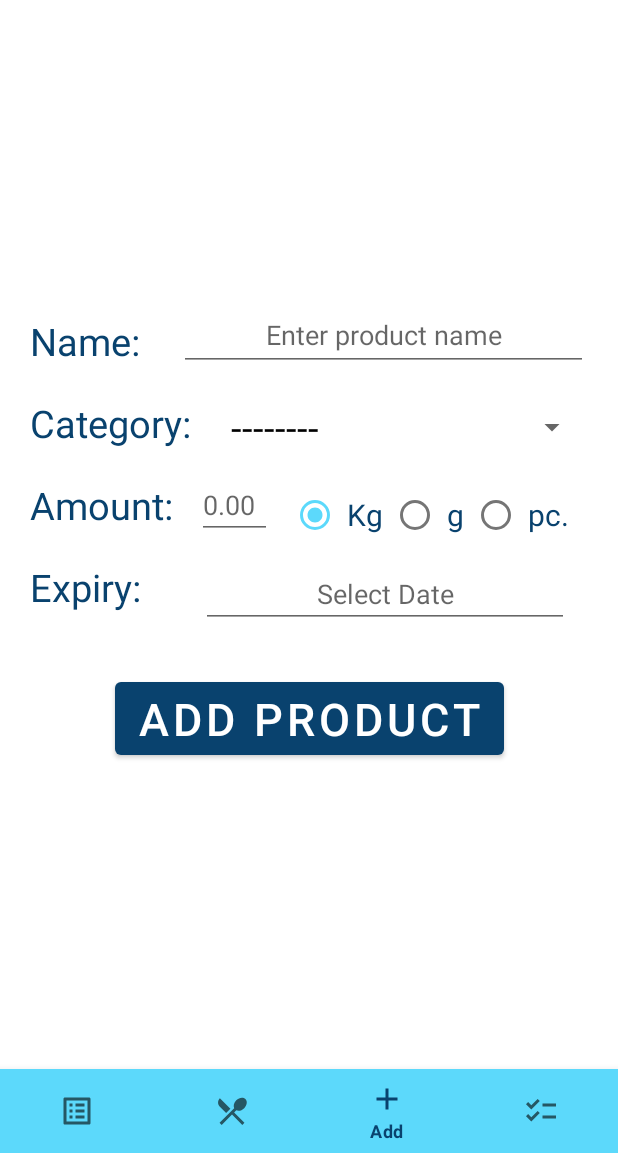
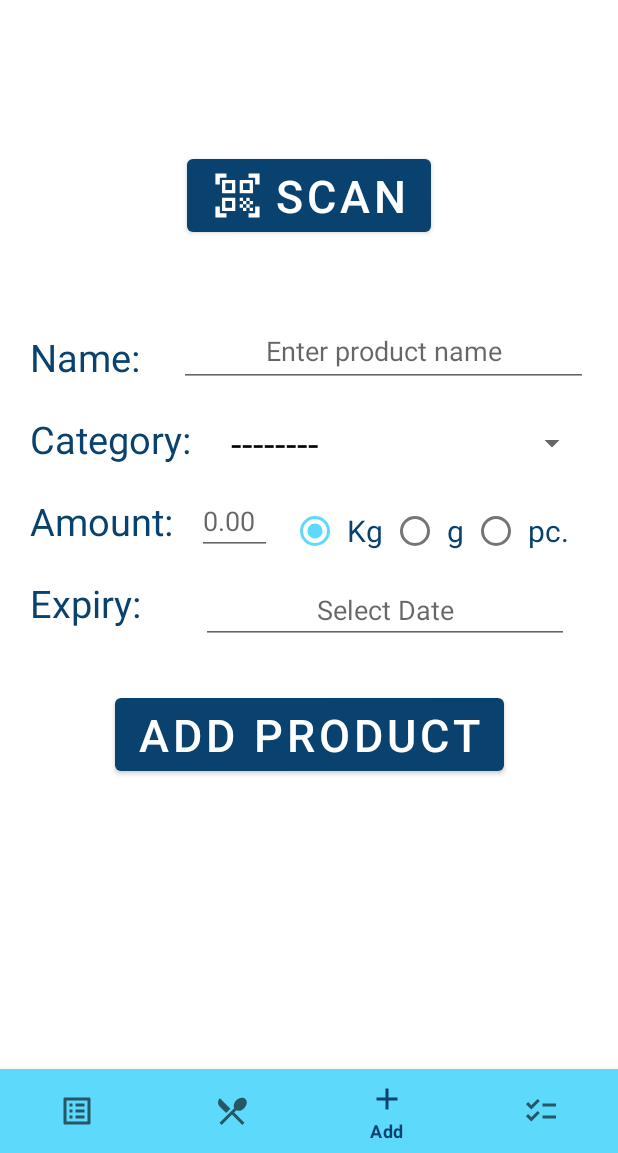
Before and after one commit to milmega/MyFridge, an Android app: the screen it shows after launch (MainActivity), item 3 of the bottom bar chosen, on a phone screen of 412 x 824 dp, the part 83-1236 px from its top. Run offline under Robolectric (Android 15) with nearby library versions, the phone set to English and light mode, and no system bars; libraries missing offline, so code that uses them is left out: com.google.zxing.integration.

Commit message:
Implemented barcode scanner.

```diff
--- a/app/build.gradle
+++ b/app/build.gradle
@@ -41,6 +41,7 @@ dependencies {
     implementation 'androidx.navigation:navigation-ui:2.5.0-alpha03'
     implementation 'androidx.legacy:legacy-support-v4:1.0.0'
     implementation 'com.google.android.material:material:1.2.0-alpha04'
+    implementation 'com.journeyapps:zxing-android-embedded:3.4.0'
 
     testImplementation 'junit:junit:4.+'
     androidTestImplementation 'androidx.test.ext:junit:1.1.3'
--- a/app/src/main/AndroidManifest.xml
+++ b/app/src/main/AndroidManifest.xml
@@ -1,6 +1,8 @@
 <?xml version="1.0" encoding="utf-8"?>
 <manifest xmlns:android="http://schemas.android.com/apk/res/android"
     package="com.example.myfridge">
+
+    <uses-permission android:name="android.permission.CAMERA"/>
 
     <application
         android:allowBackup="true"
@@ -17,6 +19,10 @@
                 <category android:name="android.intent.category.LAUNCHER" />
             </intent-filter>
         </activity>
+        <activity android:name=".Capture"
+            android:screenOrientation="portrait"
+            android:stateNotNeeded="true"
+            android:theme="@style/zxing_CaptureTheme"/>
     </application>
 
 </manifest>
--- a/app/src/main/java/com/example/myfridge/AddProductFragment.java
+++ b/app/src/main/java/com/example/myfridge/AddProductFragment.java
@@ -1,9 +1,11 @@
 package com.example.myfridge;
 
 import android.app.DatePickerDialog;
+import android.content.Intent;
 import android.content.res.Resources;
 import android.os.Bundle;
 
+import androidx.annotation.Nullable;
 import androidx.fragment.app.Fragment;
 
 import android.renderscript.ScriptGroup;
@@ -23,6 +25,9 @@ import android.widget.Spinner;
 import android.widget.TextView;
 import android.widget.Toast;
 
+import com.google.zxing.integration.android.IntentIntegrator;
+import com.google.zxing.integration.android.IntentResult;
+
 import java.util.ArrayList;
 import java.util.Calendar;
 
@@ -38,6 +43,7 @@ public class AddProductFragment extends Fragment implements AdapterView.OnItemSe
     EditText amountEditTxt;
     RadioGroup amountUnits;
     RadioButton checkedButton;
+    Button scannerButton;
 
     //DatePickerDialog.OnDateSetListener setListener;
 
@@ -46,6 +52,19 @@ public class AddProductFragment extends Fragment implements AdapterView.OnItemSe
                              Bundle savedInstanceState) {
         // Inflate the layout for this fragment
         View view = inflater.inflate(R.layout.fragment_add_product, container, false);
+
+        //regarding scanner button
+        scannerButton = view.findViewById(R.id.scannerButton);
+        scannerButton.setOnClickListener(new View.OnClickListener() {
+            @Override
+            public void onClick(View v) {
+                IntentIntegrator intentIntegrator = new IntentIntegrator(getActivity());
+                intentIntegrator.setPrompt("For flash use volume up key");
+                intentIntegrator.setOrientationLocked(true);
+                intentIntegrator.setCaptureActivity(Capture.class);
+                intentIntegrator.initiateScan();
+            }
+        });
 
         //regarding name edit text
         productName = view.findViewById(R.id.nameOfAddedProduct);
@@ -112,9 +131,11 @@ public class AddProductFragment extends Fragment implements AdapterView.OnItemSe
         return view;
     }
 
+
+
     @Override
     public void onItemSelected(AdapterView<?> parent, View view, int position, long id) {
-        //regarding spinner adapter. DO i need it?
+
     }
 
     @Override
--- /dev/null
+++ b/app/src/main/res/drawable/scanner_icon.xml
@@ -0,0 +1,5 @@
+<vector android:height="35dp" android:tint="@color/white"
+    android:viewportHeight="24" android:viewportWidth="24"
+    android:width="35dp" xmlns:android="http://schemas.android.com/apk/res/android">
+    <path android:fillColor="@android:color/white" android:pathData="M9.5,6.5v3h-3v-3H9.5M11,5H5v6h6V5L11,5zM9.5,14.5v3h-3v-3H9.5M11,13H5v6h6V13L11,13zM17.5,6.5v3h-3v-3H17.5M19,5h-6v6h6V5L19,5zM13,13h1.5v1.5H13V13zM14.5,14.5H16V16h-1.5V14.5zM16,13h1.5v1.5H16V13zM13,16h1.5v1.5H13V16zM14.5,17.5H16V19h-1.5V17.5zM16,16h1.5v1.5H16V16zM17.5,14.5H19V16h-1.5V14.5zM17.5,17.5H19V19h-1.5V17.5zM22,7h-2V4h-3V2h5V7zM22,22v-5h-2v3h-3v2H22zM2,22h5v-2H4v-3H2V22zM2,2v5h2V4h3V2H2z"/>
+</vector>
--- a/app/src/main/res/layout/fragment_add_product.xml
+++ b/app/src/main/res/layout/fragment_add_product.xml
@@ -12,33 +12,47 @@
         android:layout_width="match_parent"
         android:layout_height="match_parent">
 
+        <Button
+            android:id="@+id/scannerButton"
+            android:layout_width="wrap_content"
+            android:layout_height="wrap_content"
+            android:layout_marginStart="115dp"
+            android:layout_marginTop="100dp"
+            android:layout_marginEnd="115dp"
+            android:drawableLeft="@drawable/scanner_icon"
+            android:text="Scan"
+            android:textSize="30sp"
+            app:layout_constraintEnd_toEndOf="parent"
+            app:layout_constraintStart_toStartOf="parent"
+            app:layout_constraintTop_toTopOf="parent" />
+
         <TextView
             android:id="@+id/nameTxt"
             android:layout_width="wrap_content"
             android:layout_height="wrap_content"
             android:layout_marginStart="20dp"
-            android:layout_marginTop="210dp"
+            android:layout_marginTop="60dp"
             android:text="Name: "
             android:textColor="@color/dark_blue"
             android:textSize="25sp"
             app:layout_constraintStart_toStartOf="parent"
-            app:layout_constraintTop_toTopOf="parent" />
+            app:layout_constraintTop_toBottomOf="@+id/scannerButton" />
 
         <EditText
             android:id="@+id/nameOfAddedProduct"
             android:layout_width="0dp"
             android:layout_height="47dp"
             android:layout_marginStart="20dp"
-            android:layout_marginTop="200dp"
+            android:layout_marginTop="50dp"
             android:layout_marginEnd="20dp"
+            android:focusable="auto"
             android:gravity="center"
-            android:focusable="auto"
             android:hint="Enter product name"
             android:inputType="text"
             android:maxLength="17"
             app:layout_constraintEnd_toEndOf="parent"
             app:layout_constraintStart_toEndOf="@+id/nameTxt"
-            app:layout_constraintTop_toTopOf="parent" />
+            app:layout_constraintTop_toBottomOf="@+id/scannerButton" />
 
         <TextView
             android:id="@+id/categoryTxt"
@@ -172,6 +186,8 @@
             app:layout_constraintTop_toBottomOf="@+id/editTextDate" />
 
 
+
+
     </androidx.constraintlayout.widget.ConstraintLayout>
 
 
```
Also changed, not shown: app/src/main/java/com/example/myfridge/Capture.java (added, +7 -0 lines), app/src/main/java/com/example/myfridge/MainActivity.java (+18 -0 lines).
